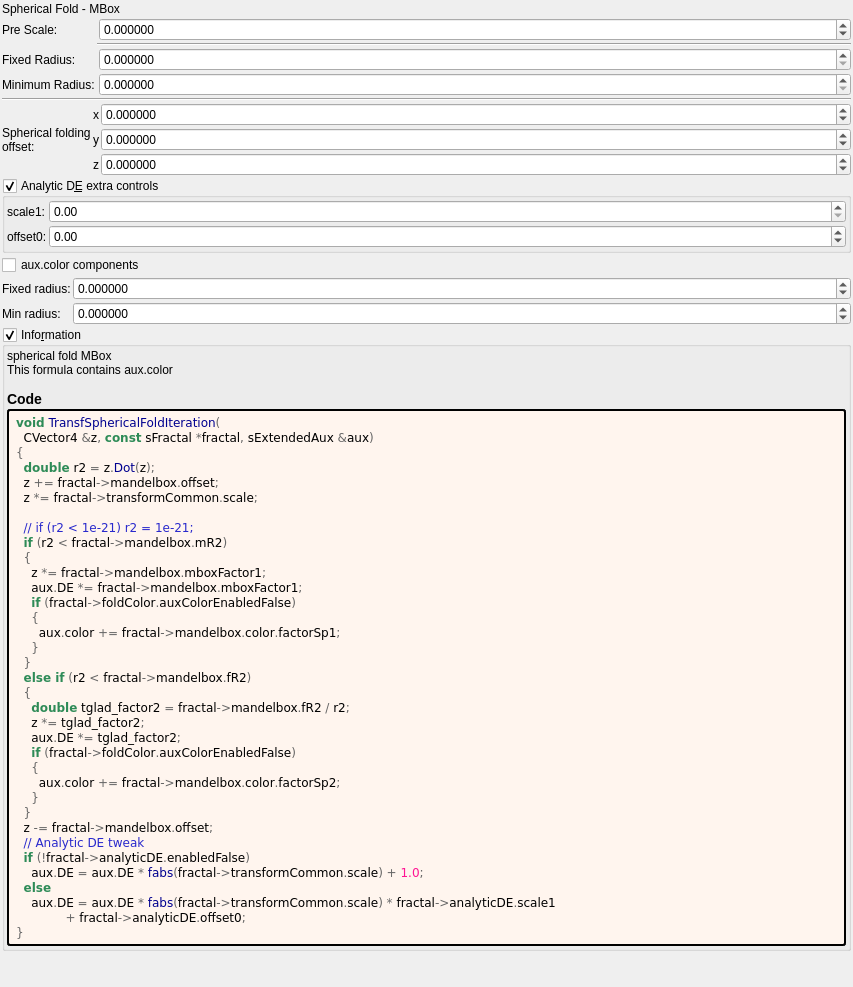
Before: the Qt Designer form mandelbulber2/deploy/share/mandelbulber2/formula/ui/transf_spherical_fold.ui in irinox-ctrl/mandelbulber2, drawn with Qt 5.
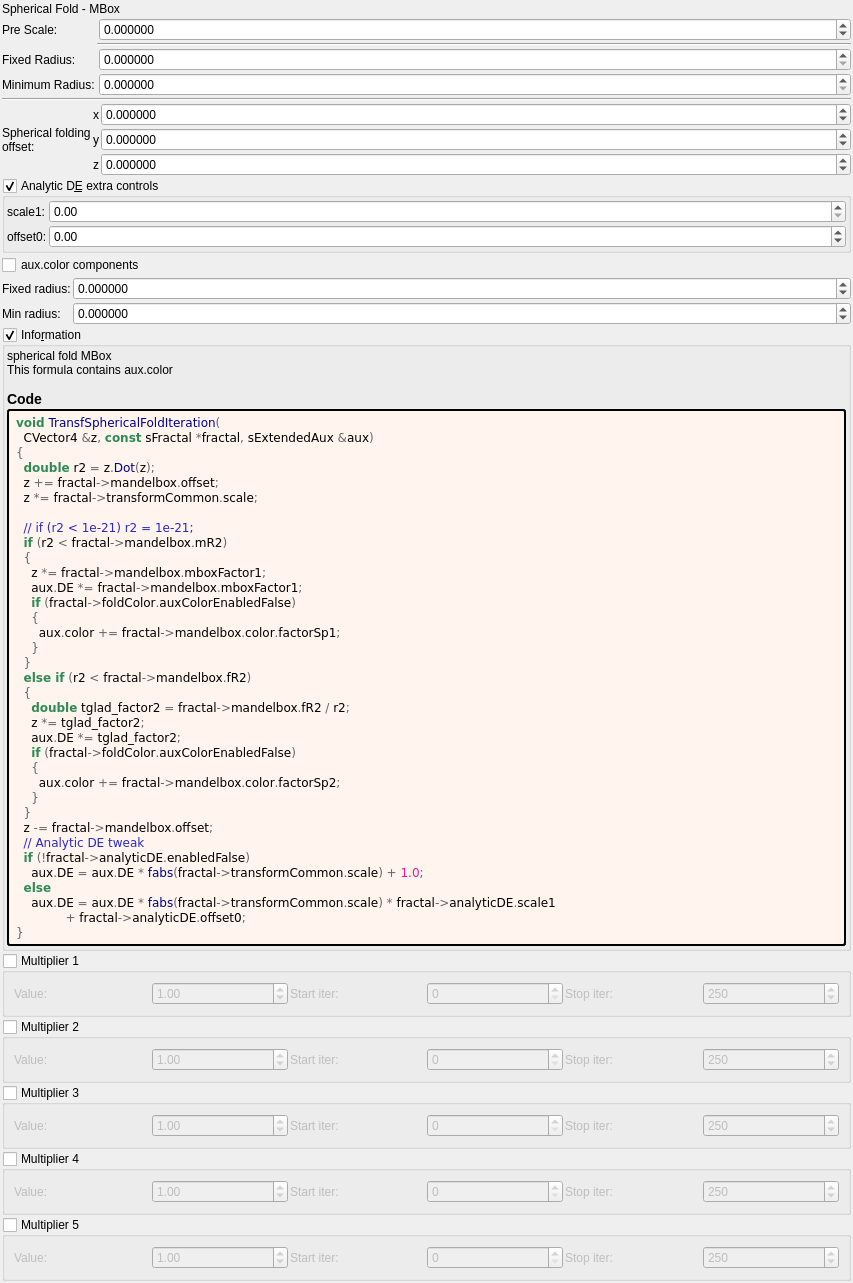
After: the same form once the commit is applied. Custom widgets are drawn as their Qt base class.

Commit message:
feat: add 5 general-purpose multipliers to all 1007 fractal formulas
Each multiplier has:
- Checkbox (OFF by default)
- Value spinbox (default 1.0, range -100 to 100)
- Iteration start/stop range

Logic: z *= value; DE *= |value|;

Uses existing transformCommon parameters:
- Checkboxes: functionEnabledBx/By/Bz/Bw/CzFalse
- Values: scale4/5/6/8/16
- Ranges: startIterationsB-F/stopIterationsB-F

Modified 1007 .cpp (CPU), 1006 .cl (GPU), 1023 .ui files.
Both source (formula/) and deploy (deploy/share/) copies updated.

What changed in the file:
```diff
--- a/mandelbulber2/deploy/share/mandelbulber2/formula/ui/transf_spherical_fold.ui
+++ b/mandelbulber2/deploy/share/mandelbulber2/formula/ui/transf_spherical_fold.ui
@@ -598,6 +598,192 @@
      </layout>
     </widget>
    </item>
+   <item>
+    <widget class="MyGroupBox" name="groupCheck_transf_function_enabledBx_false">
+     <property name="title"><string>Multiplier 1</string></property>
+     <property name="checkable"><bool>true</bool></property>
+     <property name="checked"><bool>false</bool></property>
+     <layout class="QGridLayout" name="gridLayout_mult1">
+      <property name="spacing"><number>2</number></property>
+      <item row="0" column="0">
+       <widget class="QLabel"><property name="text"><string>Value:</string></property></widget>
+      </item>
+      <item row="0" column="1">
+       <widget class="MyDoubleSpinBox" name="spinbox_transf_scale_4">
+        <property name="minimum"><double>-100.0</double></property><property name="maximum"><double>100.0</double></property>
+        <property name="singleStep"><double>0.01</double></property><property name="value"><double>1.0</double></property>
+       </widget>
+      </item>
+      <item row="0" column="2">
+       <widget class="QLabel"><property name="text"><string>Start iter:</string></property></widget>
+      </item>
+      <item row="0" column="3">
+       <widget class="MySpinBox" name="spinboxInt_transf_start_iterations_B">
+        <property name="minimum"><number>0</number></property><property name="maximum"><number>10000</number></property>
+        <property name="value"><number>0</number></property>
+       </widget>
+      </item>
+      <item row="0" column="4">
+       <widget class="QLabel"><property name="text"><string>Stop iter:</string></property></widget>
+      </item>
+      <item row="0" column="5">
+       <widget class="MySpinBox" name="spinboxInt_transf_stop_iterations_B">
+        <property name="minimum"><number>0</number></property><property name="maximum"><number>10000</number></property>
+        <property name="value"><number>250</number></property>
+       </widget>
+      </item>
+     </layout>
+    </widget>
+   </item>
+   <item>
+    <widget class="MyGroupBox" name="groupCheck_transf_function_enabledBy_false">
+     <property name="title"><string>Multiplier 2</string></property>
+     <property name="checkable"><bool>true</bool></property>
+     <property name="checked"><bool>false</bool></property>
+     <layout class="QGridLayout" name="gridLayout_mult2">
+      <property name="spacing"><number>2</number></property>
+      <item row="0" column="0">
+       <widget class="QLabel"><property name="text"><string>Value:</string></property></widget>
+      </item>
+      <item row="0" column="1">
+       <widget class="MyDoubleSpinBox" name="spinbox_transf_scale_5">
+        <property name="minimum"><double>-100.0</double></property><property name="maximum"><double>100.0</double></property>
+        <property name="singleStep"><double>0.01</double></property><property name="value"><double>1.0</double></property>
+       </widget>
+      </item>
+      <item row="0" column="2">
+       <widget class="QLabel"><property name="text"><string>Start iter:</string></property></widget>
+      </item>
+      <item row="0" column="3">
+       <widget class="MySpinBox" name="spinboxInt_transf_start_iterations_C">
+        <property name="minimum"><number>0</number></property><property name="maximum"><number>10000</number></property>
+        <property name="value"><number>0</number></property>
+       </widget>
+      </item>
+      <item row="0" column="4">
+       <widget class="QLabel"><property name="text"><string>Stop iter:</string></property></widget>
+      </item>
+      <item row="0" column="5">
+       <widget class="MySpinBox" name="spinboxInt_transf_stop_iterations_C">
+        <property name="minimum"><number>0</number></property><property name="maximum"><number>10000</number></property>
+        <property name="value"><number>250</number></property>
+       </widget>
+      </item>
+     </layout>
+    </widget>
+   </item>
+   <item>
+    <widget class="MyGroupBox" name="groupCheck_transf_function_enabledBz_false">
+     <property name="title"><string>Multiplier 3</string></property>
+     <property name="checkable"><bool>true</bool></property>
+     <property name="checked"><bool>false</bool></property>
+     <layout class="QGridLayout" name="gridLayout_mult3">
+      <property name="spacing"><number>2</number></property>
+      <item row="0" column="0">
+       <widget class="QLabel"><property name="text"><string>Value:</string></property></widget>
+      </item>
+      <item row="0" column="1">
+       <widget class="MyDoubleSpinBox" name="spinbox_transf_scale_6">
+        <property name="minimum"><double>-100.0</double></property><property name="maximum"><double>100.0</double></property>
+        <property name="singleStep"><double>0.01</double></property><property name="value"><double>1.0</double></property>
+       </widget>
+      </item>
+      <item row="0" column="2">
+       <widget class="QLabel"><property name="text"><string>Start iter:</string></property></widget>
+      </item>
+      <item row="0" column="3">
+       <widget class="MySpinBox" name="spinboxInt_transf_start_iterations_D">
+        <property name="minimum"><number>0</number></property><property name="maximum"><number>10000</number></property>
+        <property name="value"><number>0</number></property>
+       </widget>
+      </item>
+      <item row="0" column="4">
+       <widget class="QLabel"><property name="text"><string>Stop iter:</string></property></widget>
+      </item>
+      <item row="0" column="5">
+       <widget class="MySpinBox" name="spinboxInt_transf_stop_iterations_D">
+        <property name="minimum"><number>0</number></property><property name="maximum"><number>10000</number></property>
+        <property name="value"><number>250</number></property>
+       </widget>
+      </item>
+     </layout>
+    </widget>
+   </item>
+   <item>
+    <widget class="MyGroupBox" name="groupCheck_transf_function_enabledBw_false">
+     <property name="title"><string>Multiplier 4</string></property>
+     <property name="checkable"><bool>true</bool></property>
+     <property name="checked"><bool>false</bool></property>
+     <layout class="QGridLayout" name="gridLayout_mult4">
+      <property name="spacing"><number>2</number></property>
+      <item row="0" column="0">
+       <widget class="QLabel"><property name="text"><string>Value:</string></property></widget>
+      </item>
+      <item row="0" column="1">
+       <widget class="MyDoubleSpinBox" name="spinbox_transf_scale_8">
+        <property name="minimum"><double>-100.0</double></property><property name="maximum"><double>100.0</double></property>
+        <property name="singleStep"><double>0.01</double></property><property name="value"><double>1.0</double></property>
+       </widget>
+      </item>
+      <item row="0" column="2">
+       <widget class="QLabel"><property name="text"><string>Start iter:</string></property></widget>
+      </item>
+      <item row="0" column="3">
+       <widget class="MySpinBox" name="spinboxInt_transf_start_iterations_E">
+        <property name="minimum"><number>0</number></property><property name="maximum"><number>10000</number></property>
+        <property name="value"><number>0</number></property>
+       </widget>
+      </item>
+      <item row="0" column="4">
+       <widget class="QLabel"><property name="text"><string>Stop iter:</string></property></widget>
+      </item>
+      <item row="0" column="5">
+       <widget class="MySpinBox" name="spinboxInt_transf_stop_iterations_E">
+        <property name="minimum"><number>0</number></property><property name="maximum"><number>10000</number></property>
+        <property name="value"><number>250</number></property>
+       </widget>
+      </item>
+     </layout>
+    </widget>
+   </item>
+   <item>
+    <widget class="MyGroupBox" name="groupCheck_transf_function_enabledCz_false">
+     <property name="title"><string>Multiplier 5</string></property>
+     <property name="checkable"><bool>true</bool></property>
+     <property name="checked"><bool>false</bool></property>
+     <layout class="QGridLayout" name="gridLayout_mult5">
+      <property name="spacing"><number>2</number></property>
+      <item row="0" column="0">
+       <widget class="QLabel"><property name="text"><string>Value:</string></property></widget>
+      </item>
+      <item row="0" column="1">
+       <widget class="MyDoubleSpinBox" name="spinbox_transf_scale_16">
+        <property name="minimum"><double>-100.0</double></property><property name="maximum"><double>100.0</double></property>
+        <property name="singleStep"><double>0.01</double></property><property name="value"><double>1.0</double></property>
+       </widget>
+      </item>
+      <item row="0" column="2">
+       <widget class="QLabel"><property name="text"><string>Start iter:</string></property></widget>
+      </item>
+      <item row="0" column="3">
+       <widget class="MySpinBox" name="spinboxInt_transf_start_iterations_F">
+        <property name="minimum"><number>0</number></property><property name="maximum"><number>10000</number></property>
+        <property name="value"><number>0</number></property>
+       </widget>
+      </item>
+      <item row="0" column="4">
+       <widget class="QLabel"><property name="text"><string>Stop iter:</string></property></widget>
+      </item>
+      <item row="0" column="5">
+       <widget class="MySpinBox" name="spinboxInt_transf_stop_iterations_F">
+        <property name="minimum"><number>0</number></property><property name="maximum"><number>10000</number></property>
+        <property name="value"><number>250</number></property>
+       </widget>
+      </item>
+     </layout>
+    </widget>
+   </item>
+
    <item>
     <spacer name="verticalSpacer">
      <property name="orientation">
@@ -630,6 +816,11 @@
    <extends>QCheckBox</extends>
    <header>my_check_box.h</header>
   </customwidget>
+   <customwidget>
+   <class>MySpinBox</class>
+   <extends>QSpinBox</extends>
+   <header>my_spin_box.h</header>
+  </customwidget>
  </customwidgets>
  <tabstops>
   <tabstop>spinbox_mandelbox_folding_fixed_radius</tabstop>
```
The commit also changes 3972 other files.
